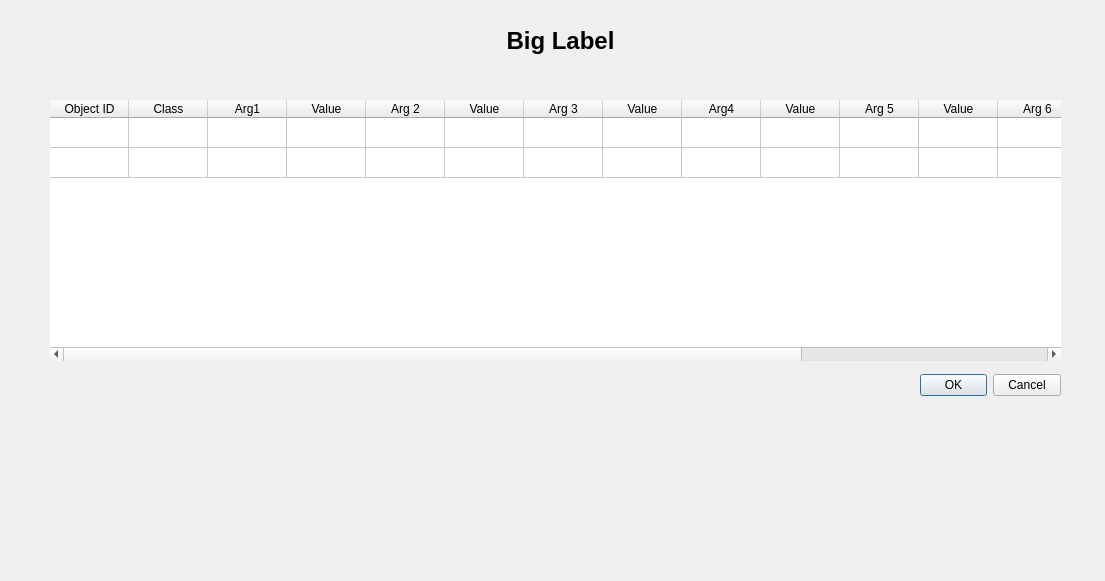
The window that frontend/designer_edit_window.ui (tomaslibanomonteiro/Thesis-code) describes before a commit, drawn with Qt 5.
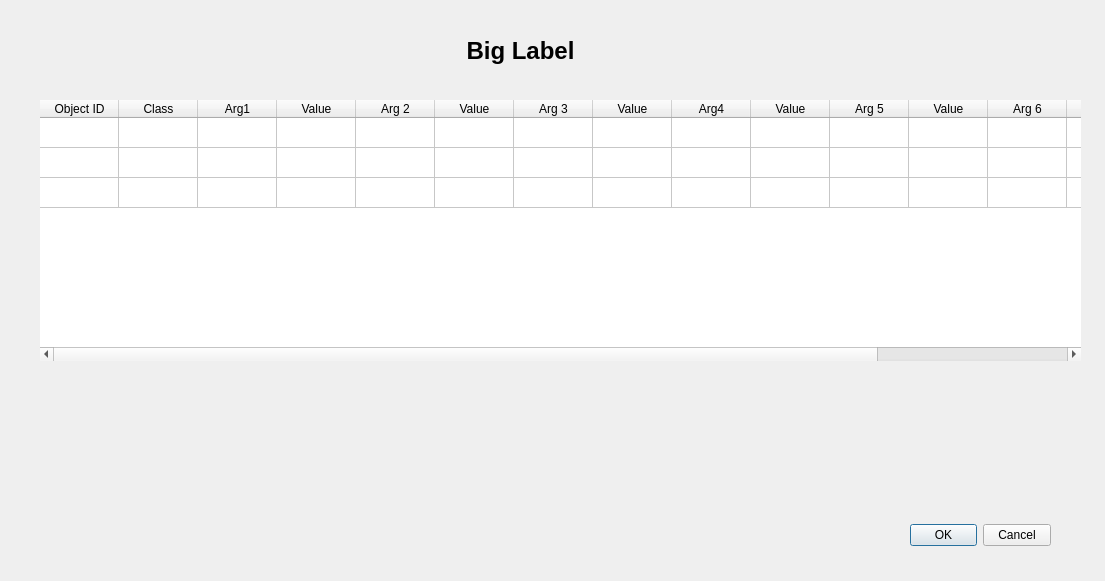
The same window after the commit.

Commit message: Edit tables with widgets (Spin and ComboBox)

The edit to the form file:
```diff
--- a/frontend/designer_edit_window.ui
+++ b/frontend/designer_edit_window.ui
@@ -16,8 +16,8 @@
   <widget class="QDialogButtonBox" name="buttonBox">
    <property name="geometry">
     <rect>
-     <x>920</x>
-     <y>360</y>
+     <x>910</x>
+     <y>510</y>
      <width>141</width>
      <height>51</height>
     </rect>
@@ -32,8 +32,8 @@
   <widget class="QLabel" name="label">
    <property name="geometry">
     <rect>
-     <x>290</x>
-     <y>20</y>
+     <x>250</x>
+     <y>30</y>
      <width>541</width>
      <height>41</height>
     </rect>
@@ -61,9 +61,9 @@
   <widget class="QTableWidget" name="tableWidget">
    <property name="geometry">
     <rect>
-     <x>50</x>
+     <x>40</x>
      <y>100</y>
-     <width>1011</width>
+     <width>1041</width>
      <height>261</height>
     </rect>
    </property>
@@ -116,6 +116,11 @@
      <string>1</string>
     </property>
    </row>
+   <row>
+    <property name="text">
+     <string>2</string>
+    </property>
+   </row>
    <column>
     <property name="text">
      <string>Object ID</string>
```
The commit also changes 2 other files.
